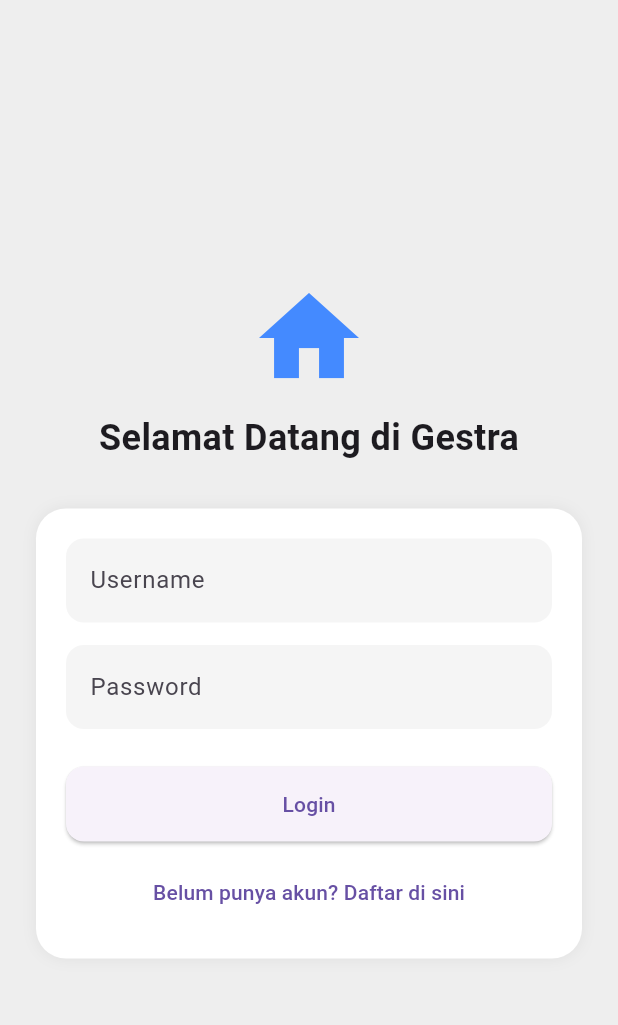
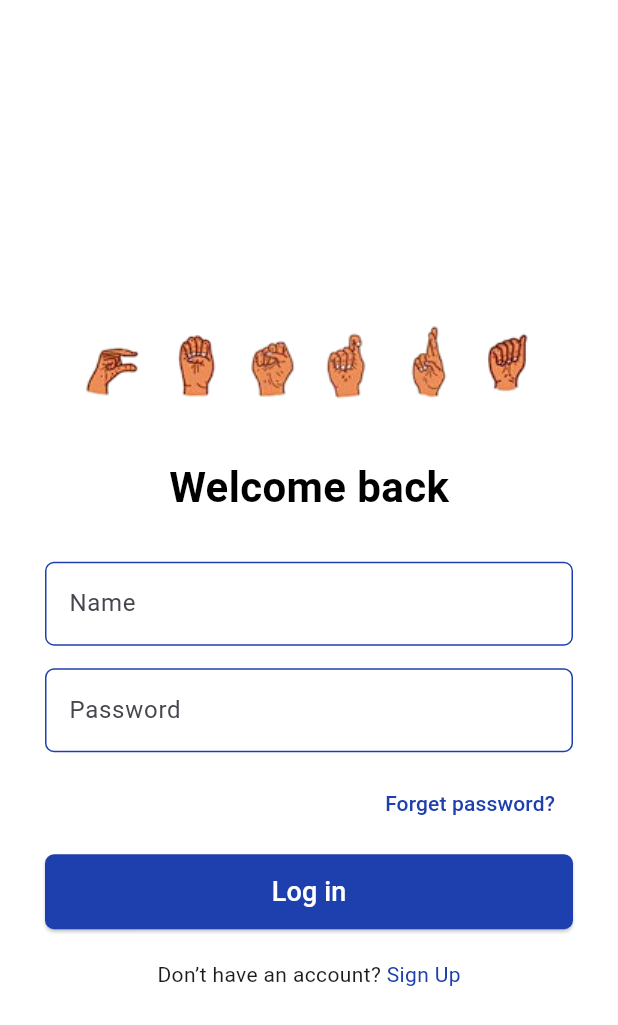
Before and after one commit to RafaMufid/Gestra-Mobile, a Flutter app: the LoginPage screen opened directly, on a phone screen of 412 x 824 dp. Shown: the top 1025 px of the screen. Run offline on Flutter 3.47's test engine with Material 3 defaults, Android fonts, the phone set to English and light mode, and no system bars.

Commit message:
sesuai figma
update sesuai figma

```diff
--- a/gestra/lib/main.dart
+++ b/gestra/lib/main.dart
@@ -10,8 +10,84 @@ class MainApp extends StatelessWidget {
   @override
   Widget build(BuildContext context) {
     return const MaterialApp(
-      home: LoginPage(),
       debugShowCheckedModeBanner: false,
+      home: WelcomePage(),
+    );
+  }
+}
+
+class WelcomePage extends StatelessWidget {
+  const WelcomePage({super.key});
+
+  @override
+  Widget build(BuildContext context) {
+    return Scaffold(
+      backgroundColor: Colors.white,
+      body: Center(
+        child: Padding(
+          padding: const EdgeInsets.symmetric(horizontal: 30),
+          child: Column(
+            mainAxisAlignment: MainAxisAlignment.center,
+            children: [
+              Image.asset(
+                'assets/images/gestra.png',
+                height: 100,
+              ),
+              const SizedBox(height: 20),
+              const Text(
+                "GESTRA",
+                style: TextStyle(
+                  fontSize: 28,
+                  fontWeight: FontWeight.bold,
+                  color: Color.fromRGBO(30, 64, 175, 1),
+                  letterSpacing: 4,
+                ),
+              ),
+              const SizedBox(height: 50),
+              SizedBox(
+                width: double.infinity,
+                height: 50,
+                child: ElevatedButton(
+                  style: ElevatedButton.styleFrom(
+                    backgroundColor: Color.fromRGBO(30, 64, 175, 1),
+                    shape: RoundedRectangleBorder(
+                      borderRadius: BorderRadius.circular(8),
+                    ),
+                  ),
+                  onPressed: () {
+                    Navigator.push(
+                      context,
+                      MaterialPageRoute(builder: (context) => const LoginPage()),
+                    );
+                  },
+                  child: const Text("Log In", style: TextStyle(fontSize: 18, color: Colors.white)),
+                ),
+              ),
+              const SizedBox(height: 15),
+              SizedBox(
+                width: double.infinity,
+                height: 50,
+                child: ElevatedButton(
+                  style: ElevatedButton.styleFrom(
+                    backgroundColor: Color.fromRGBO(30, 64, 175, 1),
+                    shape: RoundedRectangleBorder(
+                      borderRadius: BorderRadius.circular(8),
+                    ),
+                  ),
+                  onPressed: () {
+                    Navigator.push(
+                      context,
+                      MaterialPageRoute(
+                          builder: (context) => const RegisterPage()),
+                    );
+                  },
+                  child: const Text("Sign Up", style: TextStyle(fontSize: 18, color: Colors.white)),
+                ),
+              ),
+            ],
+          ),
+        ),
+      ),
     );
   }
 }
@@ -21,41 +97,39 @@ class LoginPage extends StatelessWidget {
 
   @override
   Widget build(BuildContext context) {
-    final TextEditingController userController = TextEditingController();
+    final TextEditingController nameController = TextEditingController();
     final TextEditingController passController = TextEditingController();
+
     return Scaffold(
-      backgroundColor: Colors.grey[200],
-      body: Center(
+      backgroundColor: Colors.white,
+      body: Padding(
+        padding: const EdgeInsets.symmetric(horizontal: 30),
+        child: Center(
           child: SingleChildScrollView(
-          padding: const EdgeInsets.all(24),
             child: Column(
-            mainAxisAlignment: MainAxisAlignment.center,
               children: [
-              const Icon(Icons.home, size: 80, color: Colors.blueAccent),
-              const SizedBox(height: 10),
+                const SizedBox(height: 40),
+                Image.asset('assets/images/gestra.png', height: 80),
+                const SizedBox(height: 20),
                 const Text(
-                "Selamat Datang di Gestra",
-                style: TextStyle(fontSize: 24, fontWeight: FontWeight.bold),
+                  "Welcome back",
+                  style: TextStyle(
+                      fontSize: 28,
+                      fontWeight: FontWeight.bold,
+                      color: Colors.black),
                 ),
                 const SizedBox(height: 30),
-              Container(
-                padding: const EdgeInsets.all(20),
-                decoration: BoxDecoration(
-                  color: Colors.white,
-                  borderRadius: BorderRadius.circular(20),
-                  boxShadow: [BoxShadow(color: Colors.grey.shade300, blurRadius: 8)],
+                TextField(
+                  controller: nameController,
+                  decoration: InputDecoration(
+                    labelText: "Name",
+                    enabledBorder: OutlineInputBorder(
+                      borderSide: const BorderSide(color: Color.fromRGBO(30, 64, 175, 1)),
+                      borderRadius: BorderRadius.circular(6),
                     ),
-                child: Column(
-                  children: [
-                    TextField(
-                      controller: userController,
-                      decoration: InputDecoration(
-                        labelText: 'Username',
-                        filled: true,
-                        fillColor: Colors.grey[100],
-                        border: OutlineInputBorder(
-                          borderRadius: BorderRadius.circular(12),
-                          borderSide: BorderSide.none,
+                    focusedBorder: OutlineInputBorder(
+                      borderSide: const BorderSide(color: Color.fromRGBO(30, 64, 175, 1), width: 2),
+                      borderRadius: BorderRadius.circular(6),
                     ),
                   ),
                 ),
@@ -64,43 +138,74 @@ class LoginPage extends StatelessWidget {
                   controller: passController,
                   obscureText: true,
                   decoration: InputDecoration(
-                        labelText: 'Password',
-                        filled: true,
-                        fillColor: Colors.grey[100],
-                        border: OutlineInputBorder(
-                          borderRadius: BorderRadius.circular(12),
-                          borderSide: BorderSide.none,
+                    labelText: "Password",
+                    enabledBorder: OutlineInputBorder(
+                      borderSide: const BorderSide(color: Color.fromRGBO(30, 64, 175, 1)),
+                      borderRadius: BorderRadius.circular(6),
+                    ),
+                    focusedBorder: OutlineInputBorder(
+                      borderSide: const BorderSide(color: Color.fromRGBO(30, 64, 175, 1), width: 2),
+                      borderRadius: BorderRadius.circular(6),
                     ),
                   ),
                 ),
-                    const SizedBox(height: 25),
-                    ElevatedButton(
+                const SizedBox(height: 10),
+                Align(
+                  alignment: Alignment.centerRight,
+                  child: TextButton(
+                    onPressed: () {},
+                    child: const Text(
+                      "Forget password?",
+                      style: TextStyle(color: Color.fromRGBO(30, 64, 175, 1)),
+                    ),
+                  ),
+                ),
+                const SizedBox(height: 10),
+                SizedBox(
+                  width: double.infinity,
+                  height: 50,
+                  child: ElevatedButton(
                     style: ElevatedButton.styleFrom(
-                        minimumSize: const Size(double.infinity, 50),
-                        shape: RoundedRectangleBorder(borderRadius: BorderRadius.circular(12)),
+                      backgroundColor: Color.fromRGBO(30, 64, 175, 1),
+                      shape: RoundedRectangleBorder(
+                        borderRadius: BorderRadius.circular(6),
+                      ),
                     ),
                     onPressed: () {
                       Navigator.push(
                         context,
-                          MaterialPageRoute(builder: (context) => const UnderConstruction()),
+                        MaterialPageRoute(
+                            builder: (context) => const UnderConstruction()),
                       );
                     },
-                      child: const Text('Login'),
+                    child: const Text(
+                      "Log in",
+                      style: TextStyle(color: Colors.white, fontSize: 18),
                     ),
-                    const SizedBox(height: 10),
-                    TextButton(
-                      onPressed: () {
+                  ),
+                ),
+                const SizedBox(height: 20),
+                Row(
+                  mainAxisAlignment: MainAxisAlignment.center,
+                  children: [
+                    const Text("Don’t have an account? "),
+                    GestureDetector(
+                      onTap: () {
                         Navigator.push(
                           context,
-                          MaterialPageRoute(builder: (context) => const RegisterPage()),
+                          MaterialPageRoute(
+                              builder: (context) => const RegisterPage()),
                         );
                       },
-                      child: const Text("Belum punya akun? Daftar di sini"),
-                    ),
-                  ],
+                      child: const Text(
+                        "Sign Up",
+                        style: TextStyle(color: Color.fromRGBO(30, 64, 175, 1)),
                       ),
                     ),
                   ],
+                )
+              ],
+            ),
           ),
         ),
       ),
@@ -113,41 +218,55 @@ class RegisterPage extends StatelessWidget {
 
   @override
   Widget build(BuildContext context) {
-    final TextEditingController userController = TextEditingController();
+    final TextEditingController nameController = TextEditingController();
+    final TextEditingController emailController = TextEditingController();
     final TextEditingController passController = TextEditingController();
+
     return Scaffold(
-      backgroundColor: Colors.grey[200],
-      body: Center(
+      backgroundColor: Colors.white,
+      body: Padding(
+        padding: const EdgeInsets.symmetric(horizontal: 30),
+        child: Center(
           child: SingleChildScrollView(
-          padding: const EdgeInsets.all(24),
             child: Column(
-            mainAxisAlignment: MainAxisAlignment.center,
               children: [
-              const Icon(Icons.home, size: 80, color: Colors.blue),
-              const SizedBox(height: 10),
+                const SizedBox(height: 40),
+                Image.asset('assets/images/gestra.png', height: 80),
+                const SizedBox(height: 20),
                 const Text(
-                "Selamat Datang di Gestra",
-                style: TextStyle(fontSize: 24, fontWeight: FontWeight.bold),
+                  "Create an account",
+                  style: TextStyle(
+                      fontSize: 28,
+                      fontWeight: FontWeight.bold,
+                      color: Colors.black),
                 ),
                 const SizedBox(height: 30),
-              Container(
-                padding: const EdgeInsets.all(20),
-                decoration: BoxDecoration(
-                  color: Colors.white,
-                  borderRadius: BorderRadius.circular(20),
-                  boxShadow: [BoxShadow(color: Colors.grey.shade300, blurRadius: 8)],
+                TextField(
+                  controller: nameController,
+                  decoration: InputDecoration(
+                    labelText: "Name",
+                    enabledBorder: OutlineInputBorder(
+                      borderSide: const BorderSide(color: Color.fromRGBO(30, 64, 175, 1)),
+                      borderRadius: BorderRadius.circular(6),
                     ),
-                child: Column(
-                  children: [
+                    focusedBorder: OutlineInputBorder(
+                      borderSide: const BorderSide(color: Color.fromRGBO(30, 64, 175, 1), width: 2),
+                      borderRadius: BorderRadius.circular(6),
+                    ),
+                  ),
+                ),
+                const SizedBox(height: 15),
                 TextField(
-                      controller: userController,
+                  controller: emailController,
                   decoration: InputDecoration(
-                        labelText: 'Username',
-                        filled: true,
-                        fillColor: Colors.grey[100],
-                        border: OutlineInputBorder(
-                          borderRadius: BorderRadius.circular(12),
-                          borderSide: BorderSide.none,
+                    labelText: "Email",
+                    enabledBorder: OutlineInputBorder(
+                      borderSide: const BorderSide(color: Color.fromRGBO(30, 64, 175, 1)),
+                      borderRadius: BorderRadius.circular(6),
+                    ),
+                    focusedBorder: OutlineInputBorder(
+                      borderSide: const BorderSide(color: Color.fromRGBO(30, 64, 175, 1), width: 2),
+                      borderRadius: BorderRadius.circular(6),
                     ),
                   ),
                 ),
@@ -156,30 +275,55 @@ class RegisterPage extends StatelessWidget {
                   controller: passController,
                   obscureText: true,
                   decoration: InputDecoration(
-                        labelText: 'Password',
-                        filled: true,
-                        fillColor: Colors.grey[100],
-                        border: OutlineInputBorder(
-                          borderRadius: BorderRadius.circular(12),
-                          borderSide: BorderSide.none,
+                    labelText: "Password",
+                    enabledBorder: OutlineInputBorder(
+                      borderSide: const BorderSide(color: Color.fromRGBO(30, 64, 175, 1)),
+                      borderRadius: BorderRadius.circular(6),
+                    ),
+                    focusedBorder: OutlineInputBorder(
+                      borderSide: const BorderSide(color: Color.fromRGBO(30, 64, 175, 1), width: 2),
+                      borderRadius: BorderRadius.circular(6),
                     ),
                   ),
                 ),
                 const SizedBox(height: 25),
-                    ElevatedButton(
+                SizedBox(
+                  width: double.infinity,
+                  height: 50,
+                  child: ElevatedButton(
                     style: ElevatedButton.styleFrom(
-                        minimumSize: const Size(double.infinity, 50),
-                        shape: RoundedRectangleBorder(borderRadius: BorderRadius.circular(12)),
+                      backgroundColor: Color.fromRGBO(30, 64, 175, 1),
+                      shape: RoundedRectangleBorder(
+                        borderRadius: BorderRadius.circular(6),
+                      ),
                     ),
                     onPressed: () {
                       Navigator.pop(context);
                     },
-                      child: const Text('Buat Akun'),
+                    child: const Text(
+                      "Register",
+                      style: TextStyle(color: Colors.white, fontSize: 18),
                     ),
-                  ],
+                  ),
+                ),
+                const SizedBox(height: 20),
+                Row(
+                  mainAxisAlignment: MainAxisAlignment.center,
+                  children: [
+                    const Text("Already have an account? "),
+                    GestureDetector(
+                      onTap: () {
+                        Navigator.pop(context);
+                      },
+                      child: const Text(
+                        "Log in",
+                        style: TextStyle(color: Color.fromRGBO(30, 64, 175, 1)),
                       ),
                     ),
                   ],
+                )
+              ],
+            ),
           ),
         ),
       ),
--- a/gestra/pubspec.yaml
+++ b/gestra/pubspec.yaml
@@ -17,3 +17,5 @@ dev_dependencies:
 
 flutter:
   uses-material-design: true
+  assets:
+    - assets/images/gestra.png
```
Also changed, not shown: gestra/assets/images/gestra.png (added). Lines whose indentation alone changed are shown as unchanged.
